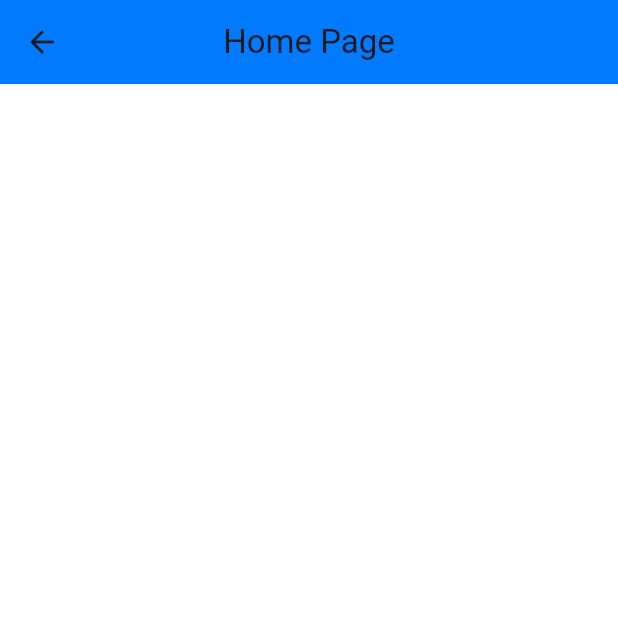
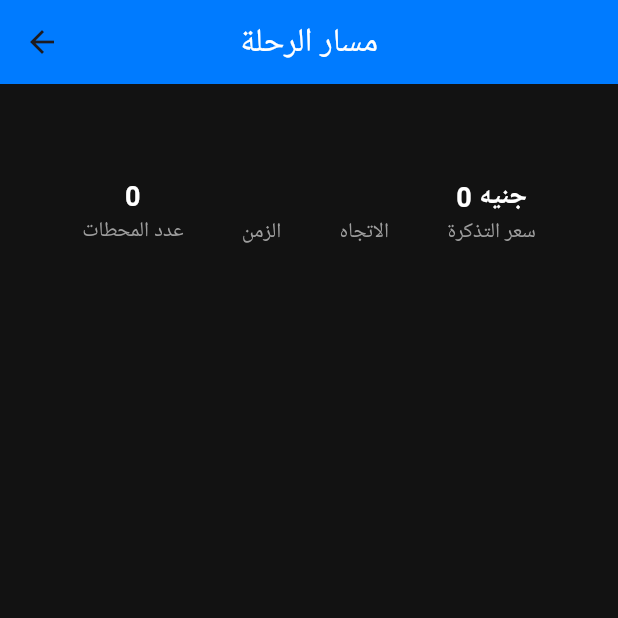
Before and after one commit to mohamedfayed2/MetroGo, a Flutter app: the TrajectoryPage screen opened directly, on a phone screen of 412 x 824 dp, the top half of it. Run offline on Flutter 3.47's test engine with Material 3 defaults, Android fonts, the phone set to English and light mode, and no system bars; our stand-ins replace animated_text_kit, dio, eva_icons_flutter, flutter_map, flutter_typeahead, geolocator and 6 more; missing offline and left inert: flutter_map_cancellable_tile_provider; accounts and stored records are empty; statements that could not run were skipped.

```diff
--- a/lib/App_Screens/TrajectoryPage.dart
+++ b/lib/App_Screens/TrajectoryPage.dart
@@ -8,13 +8,14 @@ class TrajectoryPage extends StatelessWidget {
 
   final Stations stations = Get.put(Stations());
   final controllers home = Get.put(controllers());
+
   @override
   Widget build(BuildContext context) {
     return Scaffold(
-      backgroundColor: Colors.white,
+      backgroundColor: Color(0xff121212),
       appBar: AppBar(
         centerTitle: true,
-        title: const Text("Home Page"),
+        title: const Text("مسار الرحلة", style: TextStyle(color: Colors.white)),
         backgroundColor: Color(0xff007BFF),
       ),
       body: Padding(
@@ -22,62 +23,41 @@ class TrajectoryPage extends StatelessWidget {
         child: Column(
           crossAxisAlignment: CrossAxisAlignment.center,
           children: [
-            Obx(() => Text(
-              home.count.isEmpty ? '${home.time_s}' : '',
-              style: TextStyle(color: Colors.red, fontSize: 18),
-            )),
+
+            Obx(() => home.count.isEmpty
+                ? Text('${home.time_s}', style: TextStyle(color: Colors.red, fontSize: 18))
+                : SizedBox()
+            ),
+
             SizedBox(height: 20),
+
+
             Row(
               mainAxisAlignment: MainAxisAlignment.spaceEvenly,
               children: [
-                Column(
-                  children: [
-                    Obx(() => home.count.isNotEmpty
-                        ? Text('عدد المحطات: ${home.sub_st}')
-                        : SizedBox()),
-                    Obx(() => home.count.isNotEmpty
-                        ? Text('الزمن: ${home.time_s}')
-                        : SizedBox()),
-                  ],
-                ),
-                Column(
-                  children: [
-                    Obx(() => home.count.isNotEmpty
-                        ? Text('الاتجاه: ${home.dir}')
-                        : SizedBox()),
-                    Obx(() => home.count.isNotEmpty
-                        ? Text('سعر التذكرة: ${home.ticket} جنيه')
-                        : SizedBox()),
-                  ],
-                ),
+                InfoCard(title: "عدد المحطات", value: home.sub_st.toString()),
+                InfoCard(title: "الزمن", value: home.time_s.toString()),
+                InfoCard(title: "الاتجاه", value: home.dir.toString()),
+                InfoCard(title: "سعر التذكرة", value: "${home.ticket} جنيه"),
               ],
             ),
+
             SizedBox(height: 20),
+
+
             Expanded(
-              child: Row(
-                children: [
-                  Expanded(
-                    child: Obx(() => home.count.isNotEmpty
-                        ? ListView(
-                      children: home.count
-                          .map((value) => Text('$value'))
-                          .toList(),
-                    )
-                        : SizedBox()),
-                  ),
-                  Expanded(
-                    child: Obx(() => home.count2.isNotEmpty
-                        ? ListView(
-                      children: home.count2
-                          .map((value) => Text(
-                        '$value',
-                        style: TextStyle(color: Colors.white),
-                      ))
-                          .toList(),
-                    )
-                        : SizedBox()),
-                  ),
-                ],
+              child: Obx(() => home.count.isNotEmpty
+                  ? ListView.builder(
+                itemCount: home.count.length,
+                itemBuilder: (context, index) {
+                  return StationTile(
+                    stationName: home.count[index],
+                    isFirst: index == 0,
+                    isLast: index == home.count.length - 1,
+                  );
+                },
+              )
+                  : SizedBox()
               ),
             ),
           ],
@@ -86,3 +66,63 @@ class TrajectoryPage extends StatelessWidget {
     );
   }
 }
+
+
+class InfoCard extends StatelessWidget {
+  final String title;
+  final String value;
+
+  const InfoCard({required this.title, required this.value});
+
+  @override
+  Widget build(BuildContext context) {
+    return Column(
+      children: [
+        Text(value, style: TextStyle(color: Colors.white, fontSize: 18, fontWeight: FontWeight.bold)),
+        Text(title, style: TextStyle(color: Colors.grey, fontSize: 14)),
+      ],
+    );
+  }
+}
+
+
+class StationTile extends StatelessWidget {
+  final String stationName;
+  final bool isFirst;
+  final bool isLast;
+
+  const StationTile({required this.stationName, required this.isFirst, required this.isLast});
+
+  @override
+  Widget build(BuildContext context) {
+    return Row(
+      crossAxisAlignment: CrossAxisAlignment.start,
+      children: [
+        Column(
+          children: [
+            if (!isFirst) Container(width: 2, height: 20, color: Colors.blue), // خط قبل المحطة
+            Container(
+              width: 12,
+              height: 12,
+              decoration: BoxDecoration(
+                color: isFirst || isLast ? Colors.red : Colors.blue,
+                shape: BoxShape.circle,
+              ),
+            ),
+            if (!isLast) Container(width: 2, height: 20, color: Colors.blue), // خط بعد المحطة
+          ],
+        ),
+        SizedBox(width: 10),
+        Expanded(
+          child: Container(
+            padding: EdgeInsets.symmetric(vertical: 8),
+            child: Text(
+              stationName,
+              style: TextStyle(color: Colors.white, fontSize: 16),
+            ),
+          ),
+        ),
+      ],
+    );
+  }
+}
```
Also changed, not shown: lib/App_Screens/HomePage.dart (+6 -1 lines).
